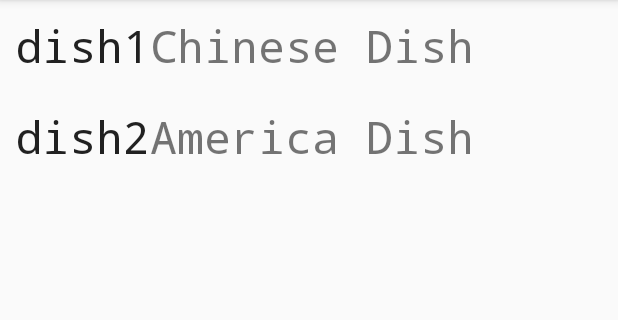
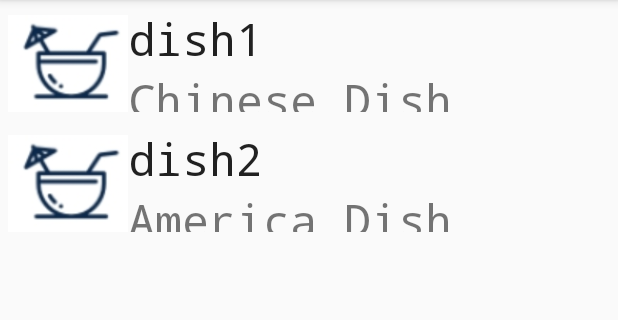
Before and after one commit to Charliesgithub20221030/app, an Android app: the screen it shows after launch (MainActivity), after a tap on "dish1", on a phone screen of 412 x 824 dp, the part 84-404 px from its top. Run offline under Robolectric (Android 15) with nearby library versions, the phone set to English and light mode, and no system bars; 1 statement that could not run was skipped.

Commit message:
Update Recipe to V2
Update Recipe to V2

```diff
--- a/MyRecipe/app/src/main/java/com/raymond/myrecipe/MainActivity.java
+++ b/MyRecipe/app/src/main/java/com/raymond/myrecipe/MainActivity.java
@@ -21,16 +21,11 @@ public class MainActivity extends AppCompatActivity implements RcpAdapter.ListIt
 
     @Override
     protected void onCreate(Bundle savedInstanceState) {
+        this.deleteDatabase(DBname);
         super.onCreate(savedInstanceState);
         setContentView(R.layout.activity_main);
 
         initDB();
-
-//        Recipe food1 = new Recipe(1, "ctg1", "name1", "igd1", "mt1");
-//        Recipe food2 = new Recipe(2, "ctg2", "name2", "igd2", "mt2");
-//        rcpList = new ArrayList();
-//        rcpList.add(food1);
-//        rcpList.add(food2);
 
         mRcpList = (RecyclerView) findViewById(R.id.my_recycler_view);
         LinearLayoutManager layoutManager =new LinearLayoutManager(this);
@@ -71,10 +66,19 @@ public class MainActivity extends AppCompatActivity implements RcpAdapter.ListIt
         Toast mToast = Toast.makeText(this, toastMessage, Toast.LENGTH_LONG);
         mToast.show();
 
-//        Intent intent = new Intent();
-//        intent.setClass(MainActivity.this, DetailActivity);
-//
-//        Bundle bundle = new Bundle();
-//        bundle.putString("Name", );
+        Intent intent = new Intent();
+        intent.setClass(MainActivity.this, DetailActivity);
+
+        Bundle bundle = new Bundle();
+        Recipe temp = rcpList.get(clickedItemIndex);
+        bundle.putString("Name", temp.name);
+        bundle.putString("Category", temp.category);
+        bundle.putInt("Level", temp.level);
+        bundle.putString("Intro", temp.intro);
+        bundle.putString("Ingredient", temp.ingredient);
+        bundle.putString("Fact", temp.fact);
+        bundle.putString("Method", temp.method);
+        intent.putExtras(bundle);
+        startActivity(intent);
     }
 }
--- a/MyRecipe/app/src/main/java/com/raymond/myrecipe/RcpDBHper.java
+++ b/MyRecipe/app/src/main/java/com/raymond/myrecipe/RcpDBHper.java
@@ -17,8 +17,11 @@ public class RcpDBHper extends SQLiteOpenHelper {
                                         "_id  INTEGER PRIMARY KEY AUTOINCREMENT, " +
                                         "_name VARCHAR(50), " +
                                         "_category VARCHAR(50), " +
-                                        "_ingredient VARCHAR(50), " +
-                                        "_method VARCHAR(50));";
+                                        "_level INTEGER, " +
+                                        "_intro VARCHAR(255), " +
+                                        "_ingredient VARCHAR(255), " +
+                                        "_fact VARCHAR(100), " +
+                                        "_method VARCHAR(255));";
 
     public RcpDBHper(Context context, String DBname, CursorFactory factory, int DBversion){
         super(context, "MyRecipe.db", null, 1);
@@ -35,12 +38,15 @@ public class RcpDBHper extends SQLiteOpenHelper {
         onCreate(db);
     }
 
-    public long insertRcp(String name, String category, String ingredient, String method){
+    public long insertRcp(String name, String category, int level, String intro, String ingredient, String fact, String method) {
         SQLiteDatabase db = getWritableDatabase();
         ContentValues rcp = new ContentValues();
         rcp.put("_name", name);
         rcp.put("_category", category);
+        rcp.put("_level", level);
+        rcp.put("_intro", intro);
         rcp.put("_ingredient", ingredient);
+        rcp.put("_fact", fact);
         rcp.put("_method", method);
         long rowID = db.insert(TBname, null, rcp);
         db.close();
@@ -56,11 +62,17 @@ public class RcpDBHper extends SQLiteOpenHelper {
 
         rcp[0].put("_name", "dish1");
         rcp[0].put("_category", "Chinese Dish");
+        rcp[0].put("_level", 5);
+        rcp[0].put("_intro", "Yummy");
         rcp[0].put("_ingredient", "1.Vegetable\n2.Meat");
+        rcp[0].put("_fact", "1.fact\n2.fact");
         rcp[0].put("_method", "1.First step\n2.Second step");
         rcp[1].put("_name", "dish2");
         rcp[1].put("_category", "America Dish");
+        rcp[1].put("_level", 5);
+        rcp[1].put("_intro", "Yummy");
         rcp[1].put("_ingredient", "1.Vegetable\n2.Meat");
+        rcp[1].put("_fact", "1.fact\n2.fact");
         rcp[1].put("_method", "1.First step\n2.Second step");
 
         for(ContentValues c: rcp){
@@ -79,9 +91,12 @@ public class RcpDBHper extends SQLiteOpenHelper {
             int id = rcpSet.getInt(0);
             String name = rcpSet.getString(1);
             String category = rcpSet.getString(2);
-            String ingredient = rcpSet.getString(3);
-            String method = rcpSet.getString(4);
-            Recipe r = new Recipe(id, name, category, ingredient, method);
+            int level = rcpSet.getInt(3);
+            String intro = rcpSet.getString(4);
+            String ingredient = rcpSet.getString(5);
+            String fact = rcpSet.getString(6);
+            String method = rcpSet.getString(7);
+            Recipe r = new Recipe(id, name, category, level, intro, ingredient, fact, method);
             rcpList.add(r);
         }
 
--- a/MyRecipe/app/src/main/java/com/raymond/myrecipe/Recipe.java
+++ b/MyRecipe/app/src/main/java/com/raymond/myrecipe/Recipe.java
@@ -5,15 +5,45 @@ public class Recipe {
     int id;
     String name;
     String category;
+    int level;
+    String intro;
     String ingredient;
+    String fact;
     String method;
 
-    public Recipe(int id, String name, String category, String ingredient, String method) {
+    public Recipe(int id, String name, String category, int level, String intro, String ingredient, String fact, String method) {
         this.id = id;
+        this.name = name;
         this.category = category;
-        this.name = name;
+        this.level = level;
+        this.intro = intro;
         this.ingredient = ingredient;
+        this.fact = fact;
         this.method = method;
+    }
+
+    public int getLevel() {
+        return level;
+    }
+
+    public void setLevel(int level) {
+        this.level = level;
+    }
+
+    public String getIntro() {
+        return intro;
+    }
+
+    public void setIntro(String intro) {
+        this.intro = intro;
+    }
+
+    public String getFact() {
+        return fact;
+    }
+
+    public void setFact(String fact) {
+        this.fact = fact;
     }
 
     public int getId() {
--- a/MyRecipe/app/src/main/res/layout/list_item.xml
+++ b/MyRecipe/app/src/main/res/layout/list_item.xml
@@ -2,9 +2,20 @@
 <LinearLayout xmlns:android="http://schemas.android.com/apk/res/android"
     xmlns:tools="http://schemas.android.com/tools"
     android:layout_width="match_parent"
+    android:layout_height="80dp"
+    android:padding="5dp">
+
+    <ImageView
+        android:layout_width="80dp"
+        android:layout_height="80dp"
+        android:src="@drawable/test"
+        android:scaleType="fitCenter"/>
+
+    <LinearLayout xmlns:android="http://schemas.android.com/apk/res/android"
+        xmlns:tools="http://schemas.android.com/tools"
+        android:layout_width="match_parent"
         android:layout_height="wrap_content"
-    android:padding="10dp">
-
+        android:orientation="vertical">
         <TextView
             android:id="@+id/tv_item_name"
             style="@style/TextAppearance.AppCompat.Title"
@@ -12,8 +23,7 @@
             android:layout_height="wrap_content"
             android:layout_gravity="center_vertical|start"
             android:fontFamily="monospace"
-        android:textSize="30sp"
-        tools:text="#42" />
+            android:textSize="30sp" />
 
         <TextView
             android:id="@+id/tv_item_category"
@@ -21,6 +31,6 @@
             android:layout_height="wrap_content"
             android:layout_gravity="center_vertical|start"
             android:fontFamily="monospace"
-        android:textSize="30sp"
-        tools:text="#42" />
+            android:textSize="30sp" />
     </LinearLayout>
+</LinearLayout>
```
Also changed, not shown: MyRecipe/app/src/main/res/drawable/test.jpg (added). Lines whose indentation alone changed are shown as unchanged.
